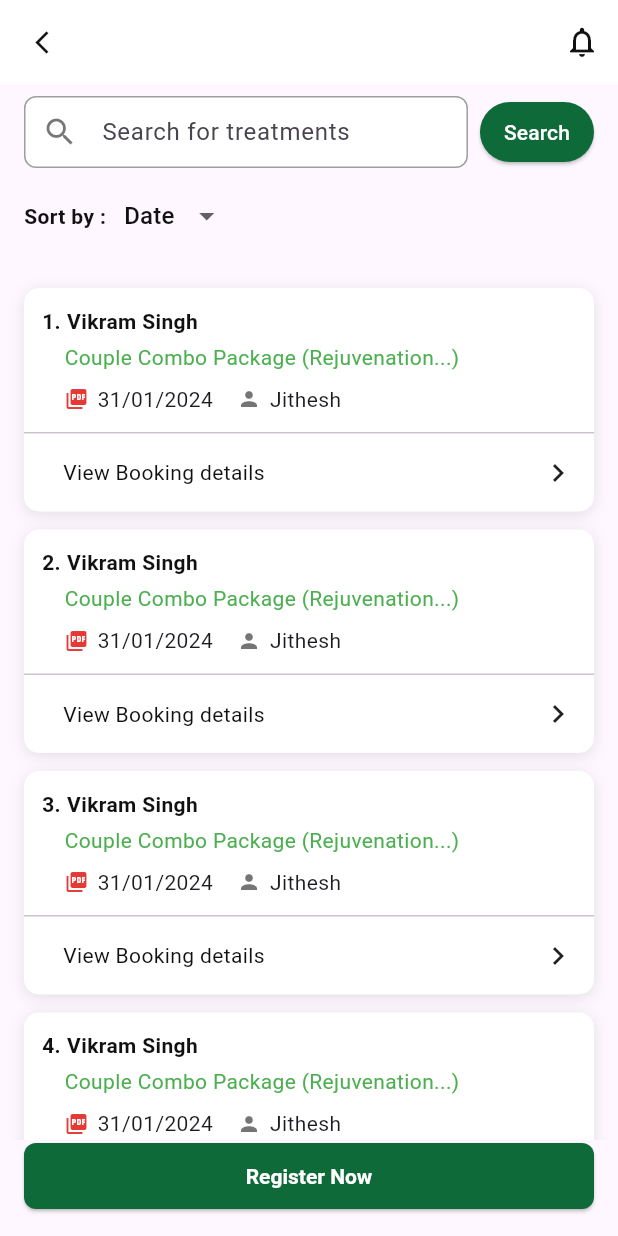
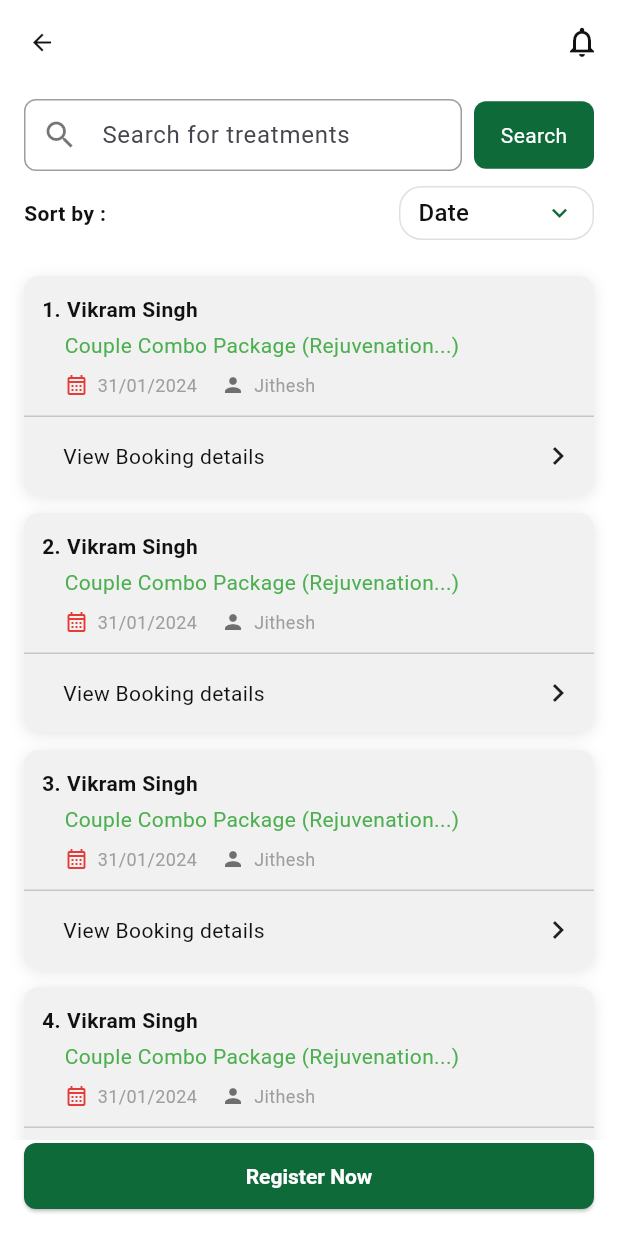
Before and after one commit to Shiju738/noviindus_machine_test, a Flutter app: the screen it shows after launch, on a phone screen of 412 x 824 dp. Run offline on Flutter 3.47's test engine with Material 3 defaults, Android fonts, the phone set to English and light mode, and no system bars; our stand-ins replace dio, get.

Commit message:
ui almost done

```diff
--- a/lib/helpers/colors/app_colors.dart
+++ b/lib/helpers/colors/app_colors.dart
@@ -29,4 +29,5 @@ class AppColors {
   //
   static const Color lightGreen = Color(0xFF4CAF50);
   static const Color lightGrey = Color(0xFFF0F0F0);
+  static const Color lightGrey2 = Color(0xFFF1F1F1);
 }
--- a/lib/helpers/widgets/app_text_field.dart
+++ b/lib/helpers/widgets/app_text_field.dart
@@ -32,6 +32,7 @@ class AppTextField extends StatelessWidget {
             Text(label, style: Theme.of(context).textTheme.bodyMedium),
           ],
         ),
+        const SizedBox(height: 6),
         TextFormField(
           controller: controller,
           validator: validator,
@@ -39,6 +40,7 @@ class AppTextField extends StatelessWidget {
           keyboardType: keyboardType,
           decoration: InputDecoration(
             hintText: hint,
+            hintStyle: TextStyle(color: AppColors.borderShade, fontSize: 12),
             filled: true,
             fillColor: AppColors.fieldFill,
             contentPadding: const EdgeInsets.symmetric(
--- a/lib/helpers/widgets/booking_card_widget.dart
+++ b/lib/helpers/widgets/booking_card_widget.dart
@@ -9,7 +9,7 @@ class BookingCard extends StatelessWidget {
   Widget build(BuildContext context) {
     return Container(
       decoration: BoxDecoration(
-        color: AppColors.surface,
+        color: AppColors.lightGrey2,
         borderRadius: BorderRadius.circular(10),
         boxShadow: const [
           BoxShadow(
@@ -63,12 +63,18 @@ class BookingCard extends StatelessWidget {
                         Row(
                           children: const [
                             Icon(
-                              Icons.picture_as_pdf,
+                              Icons.calendar_month_outlined,
                               size: 16,
                               color: AppColors.danger,
                             ),
                             SizedBox(width: 6),
-                            Text('31/01/2024'),
+                            Text(
+                              '31/01/2024',
+                              style: TextStyle(
+                                color: AppColors.borderShade,
+                                fontSize: 12,
+                              ),
+                            ),
                             SizedBox(width: 16),
                             Icon(
                               Icons.person,
@@ -76,7 +82,13 @@ class BookingCard extends StatelessWidget {
                               color: AppColors.iconMuted,
                             ),
                             SizedBox(width: 6),
-                            Text('Jithesh'),
+                            Text(
+                              'Jithesh',
+                              style: TextStyle(
+                                color: AppColors.borderShade,
+                                fontSize: 12,
+                              ),
+                            ),
                           ],
                         ),
                       ],
--- a/lib/modules/home/home_view.dart
+++ b/lib/modules/home/home_view.dart
@@ -12,17 +12,17 @@ class HomeView extends GetView<HomeController> {
   @override
   Widget build(BuildContext context) {
     return Scaffold(
+      backgroundColor: AppColors.surface,
       appBar: AppBar(
         leading: IconButton(
           icon: const Icon(
-            Icons.arrow_back_ios_new,
+            Icons.arrow_back,
             size: 18,
             color: AppColors.textPrimary,
           ),
           onPressed: () => Get.back(),
         ),
         backgroundColor: AppColors.surface,
-        elevation: 0,
         title: const Text('', style: TextStyle(color: AppColors.textPrimary)),
         actions: const [
           Padding(
@@ -35,7 +35,7 @@ class HomeView extends GetView<HomeController> {
         child: Column(
           children: [
             Padding(
-              padding: const EdgeInsets.symmetric(horizontal: 16, vertical: 8),
+              padding: const EdgeInsets.symmetric(horizontal: 16, vertical: 10),
               child: Row(
                 children: [
                   Expanded(
@@ -76,15 +76,22 @@ class HomeView extends GetView<HomeController> {
                   ),
                   const SizedBox(width: 8),
                   SizedBox(
-                    height: 40,
-                    child: ElevatedButton(
-                      onPressed: () {},
-                      style: ElevatedButton.styleFrom(
-                        backgroundColor: AppColors.primary,
-                        foregroundColor: AppColors.onPrimary,
-                        padding: const EdgeInsets.symmetric(horizontal: 16),
+                    height: 45,
+                    child: GestureDetector(
+                      onTap: () {},
+                      child: Container(
+                        width: 80,
+                        decoration: BoxDecoration(
+                          borderRadius: BorderRadius.circular(8),
+                          color: AppColors.primary,
                         ),
-                      child: const Text('Search'),
+                        child: Center(
+                          child: const Text(
+                            'Search',
+                            style: TextStyle(color: AppColors.onPrimary),
+                          ),
+                        ),
+                      ),
                     ),
                   ),
                 ],
@@ -93,6 +100,7 @@ class HomeView extends GetView<HomeController> {
             Padding(
               padding: const EdgeInsets.symmetric(horizontal: 16),
               child: Row(
+                mainAxisAlignment: MainAxisAlignment.spaceBetween,
                 children: [
                   const Text(
                     'Sort by :',
@@ -101,9 +109,18 @@ class HomeView extends GetView<HomeController> {
                       color: AppColors.textPrimary,
                     ),
                   ),
-                  const SizedBox(width: 12),
                   Obx(
-                    () => DropdownButton<int>(
+                    () => Container(
+                      height: 36,
+                      width: 130,
+                      padding: const EdgeInsets.symmetric(horizontal: 12),
+                      decoration: BoxDecoration(
+                        borderRadius: BorderRadius.circular(15),
+                        color: AppColors.surface,
+                        border: Border.all(color: AppColors.border),
+                      ),
+                      child: DropdownButtonHideUnderline(
+                        child: DropdownButton<int>(
                           value: controller.selectedSortIndex.value,
                           items: List.generate(
                             controller.sortOptions.length,
@@ -120,7 +137,14 @@ class HomeView extends GetView<HomeController> {
                           onChanged: (value) {
                             if (value != null) controller.setSort(value);
                           },
-                      underline: const SizedBox.shrink(),
+                          icon: const Icon(
+                            Icons.keyboard_arrow_down,
+                            color: AppColors.primary,
+                            size: 20,
+                          ),
+                          isExpanded: true,
+                        ),
+                      ),
                     ),
                   ),
                 ],
--- a/lib/modules/login/login_controller.dart
+++ b/lib/modules/login/login_controller.dart
@@ -1,7 +1,6 @@
 import 'package:flutter/material.dart';
 import 'package:get/get.dart';
 import 'package:dio/dio.dart';
-import '../../routes/app_pages.dart';
 
 class LoginController extends GetxController {
   final GlobalKey<FormState> formKey = GlobalKey<FormState>();
@@ -50,7 +49,6 @@ class LoginController extends GetxController {
       // Handle response...
       Get.back();
       Get.snackbar('Success', 'Logged in');
-      Get.offAllNamed(Routes.home);
     } catch (e) {
       Get.back();
       Get.snackbar('Error', e.toString(), snackPosition: SnackPosition.BOTTOM);
--- a/lib/utils/bindings/app_bindings.dart
+++ b/lib/utils/bindings/app_bindings.dart
@@ -10,6 +10,6 @@ class AppBindings extends Bindings {
     Get.lazyPut<SplashController>(() => SplashController());
     Get.lazyPut<LoginController>(() => LoginController());
     Get.lazyPut<HomeController>(() => HomeController());
-    Get.lazyPut<RegisterController>(() => RegisterController());
+    Get.put<RegisterController>(RegisterController(), permanent: true);
   }
 }
```
Also changed, not shown: lib/modules/register/register_view.dart (+35 -7 lines), lib/utils/bindings/register_binding.dart (added). Lines whose indentation alone changed are shown as unchanged.
